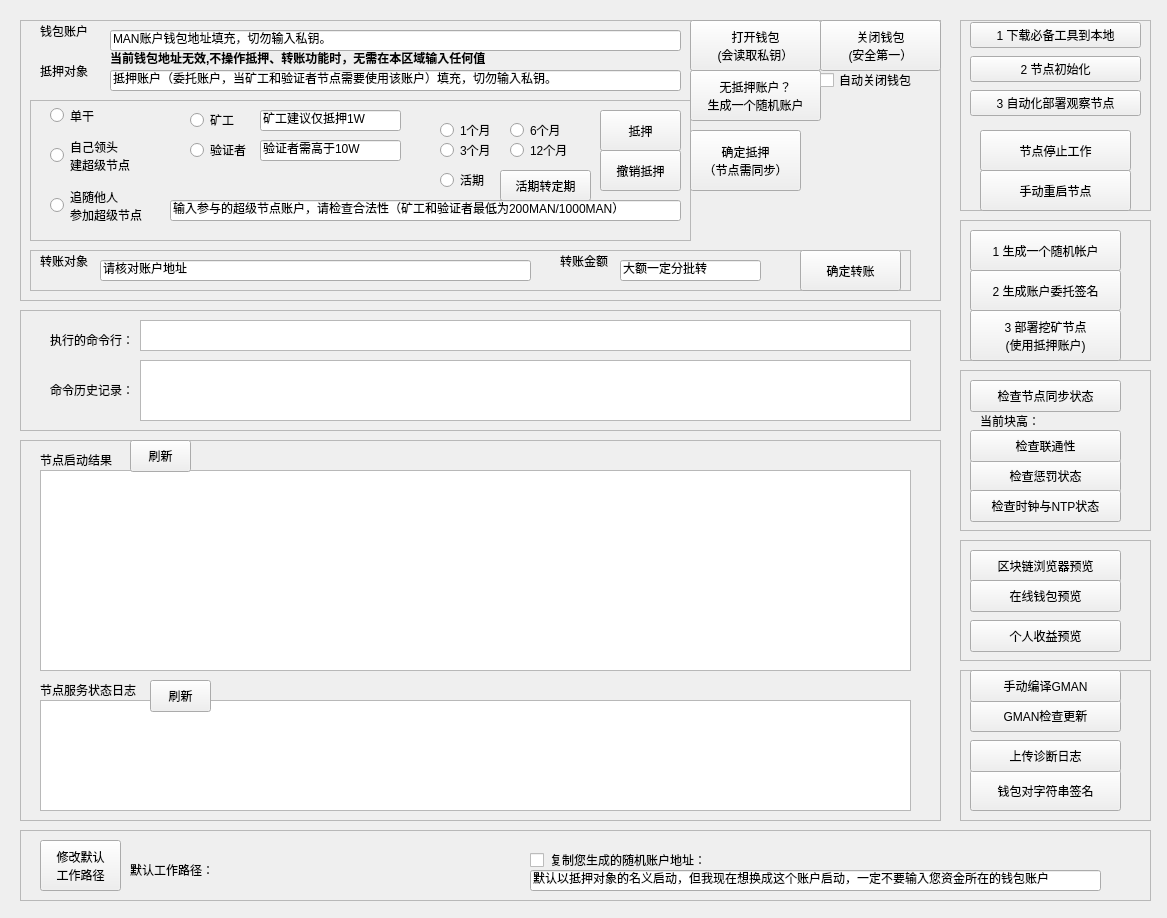
The window that MATRIXNode.ui (bigdot123456/NodeDeploy) describes before a commit, drawn with Qt 5.
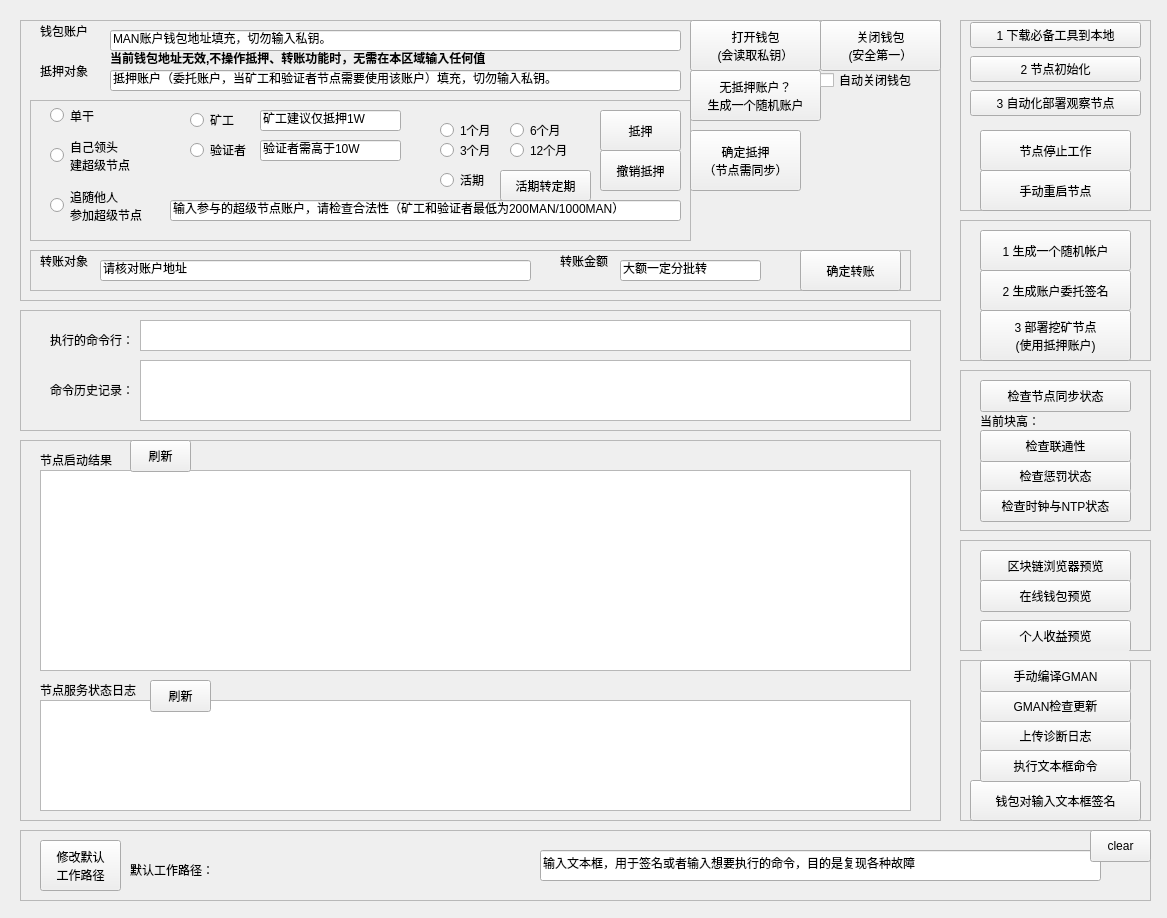
The same window after the commit.

Commit message: 生成随机账户OK

What changed in the file:
```diff
--- a/MATRIXNode.ui
+++ b/MATRIXNode.ui
@@ -390,7 +390,7 @@
       <rect>
        <x>90</x>
        <y>30</y>
-       <width>461</width>
+       <width>581</width>
        <height>16</height>
       </rect>
      </property>
@@ -621,7 +621,7 @@
     <widget class="QPushButton" name="CheckPunish">
      <property name="geometry">
       <rect>
-       <x>10</x>
+       <x>20</x>
        <y>90</y>
        <width>151</width>
        <height>32</height>
@@ -637,7 +637,7 @@
     <widget class="QPushButton" name="CheckNodeConnection">
      <property name="geometry">
       <rect>
-       <x>10</x>
+       <x>20</x>
        <y>60</y>
        <width>151</width>
        <height>32</height>
@@ -653,7 +653,7 @@
     <widget class="QPushButton" name="CheckNodeSyncNTP">
      <property name="geometry">
       <rect>
-       <x>10</x>
+       <x>20</x>
        <y>120</y>
        <width>151</width>
        <height>32</height>
@@ -669,7 +669,7 @@
     <widget class="QPushButton" name="CheckNodeSyncStatus">
      <property name="geometry">
       <rect>
-       <x>10</x>
+       <x>20</x>
        <y>10</y>
        <width>151</width>
        <height>32</height>
@@ -702,7 +702,7 @@
       <x>960</x>
       <y>540</y>
       <width>191</width>
-      <height>121</height>
+      <height>111</height>
      </rect>
     </property>
     <property name="frameShape">
@@ -714,7 +714,7 @@
     <widget class="QPushButton" name="OpenExplorer">
      <property name="geometry">
       <rect>
-       <x>10</x>
+       <x>20</x>
        <y>10</y>
        <width>151</width>
        <height>32</height>
@@ -730,7 +730,7 @@
     <widget class="QPushButton" name="OpenExplorerWallet">
      <property name="geometry">
       <rect>
-       <x>10</x>
+       <x>20</x>
        <y>40</y>
        <width>151</width>
        <height>32</height>
@@ -746,7 +746,7 @@
     <widget class="QPushButton" name="OpenExplorerAccount">
      <property name="geometry">
       <rect>
-       <x>10</x>
+       <x>20</x>
        <y>80</y>
        <width>151</width>
        <height>32</height>
@@ -961,43 +961,33 @@
       <string>默认工作路径：</string>
      </property>
     </widget>
-    <widget class="QCheckBox" name="UseDefaultA1Account">
+    <widget class="QLineEdit" name="LineEditInput">
      <property name="geometry">
       <rect>
-       <x>510</x>
+       <x>520</x>
        <y>20</y>
-       <width>21</width>
-       <height>20</height>
+       <width>561</width>
+       <height>31</height>
       </rect>
      </property>
      <property name="text">
-      <string/>
+      <string>输入文本框，用于签名或者输入想要执行的命令，目的是复现各种故障</string>
      </property>
     </widget>
-    <widget class="QLineEdit" name="NodeBootWalletAddress">
+    <widget class="QPushButton" name="pushButtonClearLineInput">
      <property name="geometry">
       <rect>
-       <x>510</x>
-       <y>40</y>
-       <width>571</width>
-       <height>21</height>
+       <x>1070</x>
+       <y>0</y>
+       <width>61</width>
+       <height>32</height>
       </rect>
      </property>
-     <property name="text">
-      <string>默认以抵押对象的名义启动，但我现在想换成这个账户启动，一定不要输入您资金所在的钱包账户</string>
+     <property name="toolTip">
+      <string>清除文本命令输入框</string>
      </property>
-    </widget>
-    <widget class="QLabel" name="RandomAddressDescriptionLabel">
-     <property name="geometry">
-      <rect>
-       <x>530</x>
-       <y>20</y>
-       <width>191</width>
-       <height>20</height>
-      </rect>
-     </property>
      <property name="text">
-      <string>复制您生成的随机账户地址：</string>
+      <string>clear</string>
      </property>
     </widget>
    </widget>
@@ -1005,9 +995,9 @@
     <property name="geometry">
      <rect>
       <x>960</x>
-      <y>670</y>
+      <y>660</y>
       <width>191</width>
-      <height>151</height>
+      <height>161</height>
      </rect>
     </property>
     <property name="frameShape">
@@ -1020,8 +1010,8 @@
      <property name="geometry">
       <rect>
        <x>10</x>
-       <y>100</y>
-       <width>151</width>
+       <y>120</y>
+       <width>171</width>
        <height>41</height>
       </rect>
      </property>
@@ -1029,14 +1019,14 @@
       <string>生成命令行，并启动节点</string>
      </property>
      <property name="text">
-      <string>钱包对字符串签名</string>
+      <string>钱包对输入文本框签名</string>
      </property>
     </widget>
     <widget class="QPushButton" name="UploadLog">
      <property name="geometry">
       <rect>
-       <x>10</x>
-       <y>70</y>
+       <x>20</x>
+       <y>60</y>
        <width>151</width>
        <height>32</height>
       </rect>
@@ -1051,7 +1041,7 @@
     <widget class="QPushButton" name="CheckGMANVersion">
      <property name="geometry">
       <rect>
-       <x>10</x>
+       <x>20</x>
        <y>30</y>
        <width>151</width>
        <height>32</height>
@@ -1067,7 +1057,7 @@
     <widget class="QPushButton" name="CompileGAN">
      <property name="geometry">
       <rect>
-       <x>10</x>
+       <x>20</x>
        <y>0</y>
        <width>151</width>
        <height>32</height>
@@ -1080,6 +1070,22 @@
       <string>手动编译GMAN</string>
      </property>
     </widget>
+    <widget class="QPushButton" name="QPushButtonexecInputCMD">
+     <property name="geometry">
+      <rect>
+       <x>20</x>
+       <y>90</y>
+       <width>151</width>
+       <height>32</height>
+      </rect>
+     </property>
+     <property name="toolTip">
+      <string>生成命令行，并启动节点</string>
+     </property>
+     <property name="text">
+      <string>执行文本框命令</string>
+     </property>
+    </widget>
    </widget>
    <widget class="QFrame" name="frame_5">
     <property name="geometry">
@@ -1099,7 +1105,7 @@
     <widget class="QPushButton" name="DeployMinerNode">
      <property name="geometry">
       <rect>
-       <x>10</x>
+       <x>20</x>
        <y>90</y>
        <width>151</width>
        <height>51</height>
@@ -1116,7 +1122,7 @@
     <widget class="QPushButton" name="GenerateRandomAccountAddress">
      <property name="geometry">
       <rect>
-       <x>10</x>
+       <x>20</x>
        <y>10</y>
        <width>151</width>
        <height>41</height>
@@ -1132,7 +1138,7 @@
     <widget class="QPushButton" name="GenerateEntrustFile">
      <property name="geometry">
       <rect>
-       <x>10</x>
+       <x>20</x>
        <y>50</y>
        <width>151</width>
        <height>41</height>
```
The commit also changes 2 other files.
